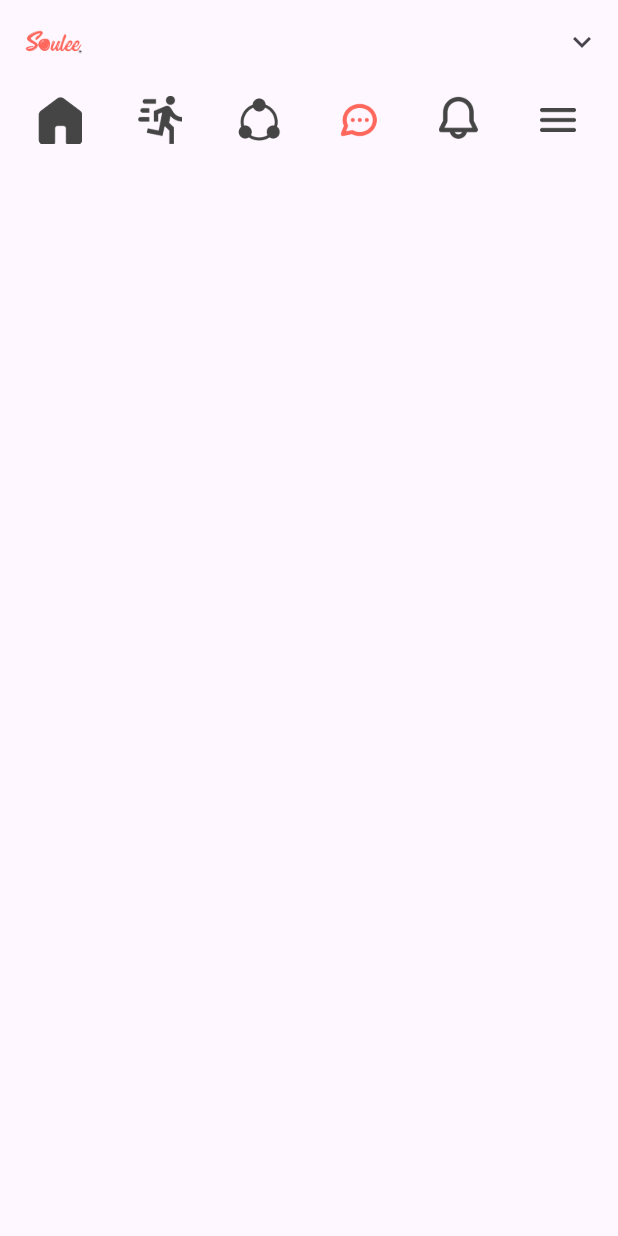
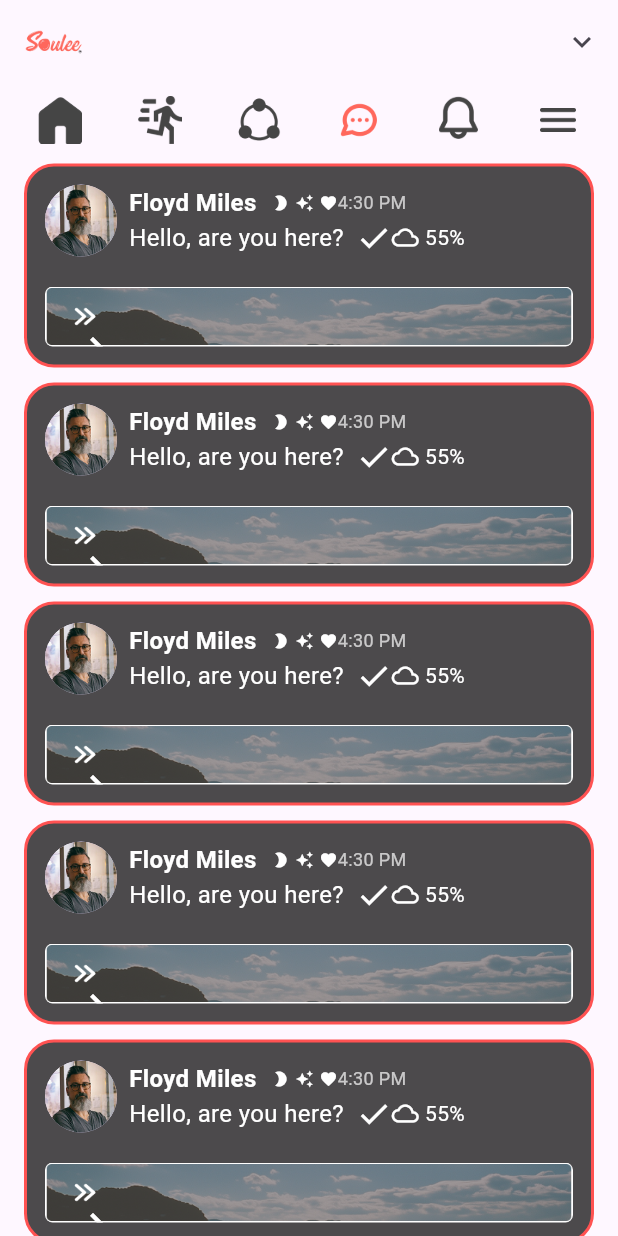
Before and after one commit to NafimAhmed/soulee-test, a Flutter app: the screen it shows after launch, on a phone screen of 412 x 824 dp. Run offline on Flutter 3.47's test engine with Material 3 defaults, Android fonts, the phone set to English and light mode, and no system bars; our stand-ins replace get.

Commit message:
home page done

```diff
--- /dev/null
+++ b/lib/app/component/chat_card.dart
@@ -0,0 +1,144 @@
+
+
+import 'package:flutter/material.dart';
+
+class ChatCard extends StatelessWidget {
+  const ChatCard({super.key});
+
+  @override
+  Widget build(BuildContext context) {
+    return Container(
+       margin: const EdgeInsets.symmetric(vertical: 5),
+      padding: const EdgeInsets.all(12),
+      decoration: BoxDecoration(
+        borderRadius: BorderRadius.circular(20),
+        color: Colors.black.withOpacity(0.7),
+        border: Border.all(color: Colors.redAccent, width: 2),
+      ),
+      child: Column(
+        crossAxisAlignment: CrossAxisAlignment.start,
+        children: [
+          _buildHeaderRow(),
+          const SizedBox(height: 8),
+          // _buildMessageRow(),
+          const SizedBox(height: 12),
+          _buildImageButton(),
+        ],
+      ),
+    );
+  }
+
+  Widget _buildHeaderRow() {
+    return Column(
+      children: [
+        Row(
+          crossAxisAlignment: CrossAxisAlignment.center,
+          children: [
+            CircleAvatar(
+              radius: 24,
+              backgroundImage: AssetImage('assets/demo/person.png'), // Profile picture
+            ),
+            const SizedBox(width: 8),
+
+            Column(
+              crossAxisAlignment: CrossAxisAlignment.start,
+              children: [
+                Row(
+                  children: [
+                    Row(
+                      children: const [
+                        Text(
+                          'Floyd Miles',
+                          style: TextStyle(
+                            color: Colors.white,
+                            fontWeight: FontWeight.bold,
+                            fontSize: 16,
+                          ),
+                        ),
+                        SizedBox(width: 10),
+                        Icon(Icons.brightness_2, color: Colors.white, size: 12),
+                        SizedBox(width: 4),
+                        Icon(Icons.auto_awesome, color: Colors.white, size: 12),
+                        SizedBox(width: 4),
+                        Icon(Icons.favorite, color: Colors.white, size: 12),
+                      ],
+                    ),
+                    const Text(
+                      '4:30 PM',
+                      style: TextStyle(color: Colors.white70, fontSize: 12),
+                    ),
+                  ],
+                ),
+
+                Row(
+                  children: [
+                    Text(
+                      'Hello, are you here?',
+                      style: TextStyle(color: Colors.white, fontSize: 16),
+                    ),
+
+                    const SizedBox(width: 8),
+                    const Icon(Icons.check, color: Colors.white),
+
+                    Icon(Icons.cloud_outlined, color: Colors.white, size: 18),
+                    SizedBox(width: 4),
+                    Text(
+                      '55%',
+                      style: TextStyle(color: Colors.white),
+                    )
+                  ],
+                )
+
+
+              ],
+            ),
+
+          ],
+        ),
+
+      ],
+    );
+  }
+
+  // Widget _buildMessageRow() {
+  //   return Row(
+  //     children: [
+  //       Text(
+  //         'Hello, are you here?',
+  //         style: TextStyle(color: Colors.white, fontSize: 16),
+  //       ),
+  //
+  //       const SizedBox(width: 8),
+  //       const Icon(Icons.check, color: Colors.white),
+  //
+  //       Icon(Icons.cloud_outlined, color: Colors.white, size: 18),
+  //       SizedBox(width: 4),
+  //       Text(
+  //         '55%',
+  //         style: TextStyle(color: Colors.white),
+  //       )
+  //     ],
+  //   );
+  // }
+
+  Widget _buildImageButton() {
+    return ClipRRect(
+      borderRadius: BorderRadius.circular(5),
+      child: Stack(
+        children: [
+          Image.asset(
+            'assets/demo/slide.png', // Replace with your cloud/sky background
+            height: 40,
+            width: double.infinity,
+            fit: BoxFit.fill,
+          ),
+          Positioned(
+            left: 16,
+            top: 28,
+            child: Icon(Icons.arrow_forward, size: 32, color: Colors.white),
+          ),
+        ],
+      ),
+    );
+  }
+}
--- a/lib/app/modules/home/views/home_view.dart
+++ b/lib/app/modules/home/views/home_view.dart
@@ -1,6 +1,7 @@
 import 'package:flutter/material.dart';
 
 import 'package:get/get.dart';
+import 'package:saulee/app/component/chat_card.dart';
 
 import '../controllers/home_controller.dart';
 
@@ -35,7 +36,18 @@ class HomeView extends GetView<HomeController> {
                 IconButton(onPressed: (){}, icon: Image.asset('assets/icons/more.png',height: 32,width: 32,)),
               ],
 
-            )
+            ),
+
+
+            Expanded(
+              child: ListView.builder(
+                shrinkWrap: true,
+                itemCount: 12,
+                itemBuilder: (context, index){
+
+                return ChatCard();
+              },),
+            ),
 
           ],
         ),
--- a/pubspec.yaml
+++ b/pubspec.yaml
@@ -61,6 +61,7 @@ flutter:
   # To add assets to your application, add an assets section, like this:
   assets:
     - assets/icons/
+    - assets/demo/
   #   - images/a_dot_burr.jpeg
   #   - images/a_dot_ham.jpeg
 
```
Also changed, not shown: assets/demo/person.png (added), assets/demo/slide.png (added).
